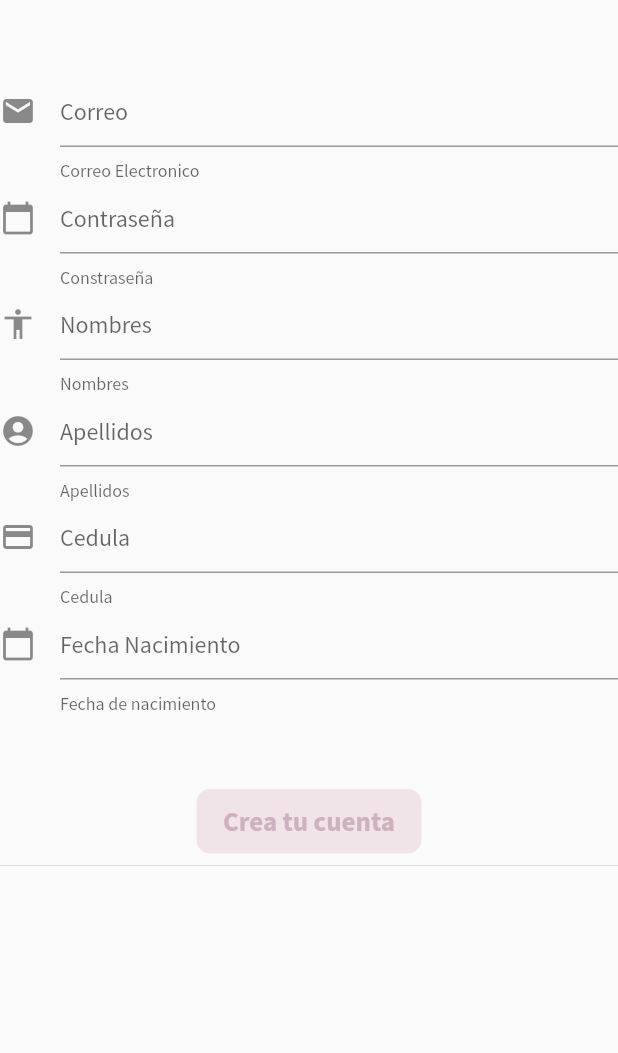
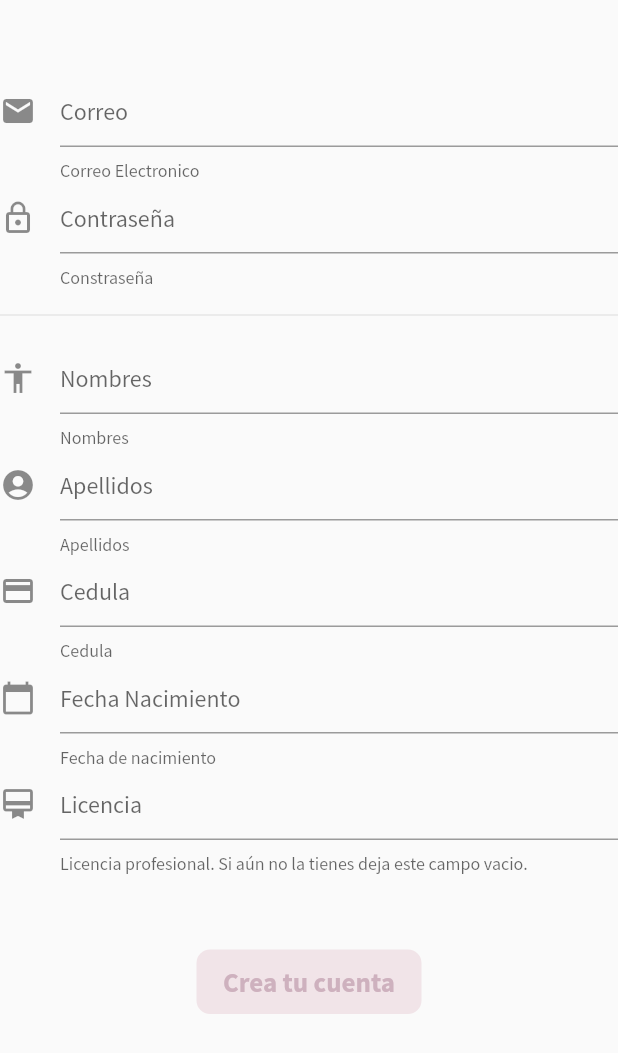
Before and after one commit to Rguarnizo/PsyBrain, a Flutter app: the screen it shows after launch, after a tap on "Crea tu cuenta", on a phone screen of 412 x 824 dp. Shown: the top 1053 px of the screen. Run offline on Flutter 3.47's test engine with Material 2 defaults, Android fonts, the phone set to English and light mode, and no system bars; our stand-ins replace cloud_firestore, firebase_auth, firebase_core, google_sign_in; accounts and stored records are empty.

Commit message:
Validación Formulario ProfSalud

```diff
--- a/lib/Pages/register_page.dart
+++ /dev/null
@@ -1,177 +0,0 @@
-import 'package:PsyBrain/models/profesional_salud.dart';
-import 'package:PsyBrain/pages/home_page.dart';
-import 'package:PsyBrain/pages/singin_page.dart';
-import 'package:PsyBrain/routes/routes.dart';
-import 'package:PsyBrain/utils/login_buttons.dart';
-import 'package:firebase_core/firebase_core.dart';
-import 'package:flutter/material.dart';
-
-
-
-class RegisterPage extends StatefulWidget {
-  RegisterPage({Key key}) : super(key: key);
-
-  @override
-  _RegisterPageState createState() => _RegisterPageState();
-}
-
-class _RegisterPageState extends State<RegisterPage> {
-  String _nombres = '';
-
-  String _apellidos = '';
-
-  String _cedula = '';
-
-  String _fechaNacimiento = '';
-
-  String _telefono = '';
-
-  String _correo = '';
-
-  String _password = '';
-
-  bool _waitRegister = false;
-
-  @override
-  void initState() {
-    super.initState();
-
-
-  }
-
-  @override
-  Widget build(BuildContext context) {
-    return Scaffold(
-      body: ListView(
-        children: [
-          SizedBox(height: 50,),
-          correoField(),
-          passwordField(),
-          nombresField(),
-          apellidosField(),
-          cedulaField(),
-          fechaNacimientoField(),
-          SizedBox(height: 50,),
-          Column(
-            children: [
-              botonAdd(context),
-              _waitRegister ? cargandoRegistro():Divider(),
-            ],
-          ),
-
-
-        ],
-      ),
-    );
-  }
-
-   Widget correoField() {
-     return TextField(
-      decoration: InputDecoration(
-        hintText: 'Correo',
-        helperText: 'Correo Electronico',
-        icon: Icon(Icons.mail),
-      ),
-      onChanged: (value) {
-        _correo = value;
-      },
-    );
-
-  }
-
-  Widget nombresField() {
-    return TextField(
-      decoration: InputDecoration(
-        hintText: 'Nombres',
-        helperText: 'Nombres',
-        icon: Icon(Icons.accessibility),
-      ),
-      onChanged: (value) => _nombres = value,
-    );
-
-  }
-
-  Widget apellidosField() {
-      return TextField(
-      decoration: InputDecoration(
-        hintText: 'Apellidos',
-        helperText: 'Apellidos',
-        icon: Icon(Icons.account_circle),
-      ),
-      onChanged: (value) => _apellidos = value,
-    );
-  }
-
-  Widget cedulaField() {
-    return TextField(
-      decoration: InputDecoration(
-        hintText: 'Cedula',
-        helperText: 'Cedula',
-        icon: Icon(Icons.credit_card),
-      ),
-      onChanged: (value) => _cedula = value,
-    );
-  }
-
-  Widget fechaNacimientoField(){
-
-    return TextField(
-      decoration: InputDecoration(
-        hintText: 'Fecha Nacimiento',
-        helperText: 'Fecha de nacimiento',
-        icon: Icon(Icons.calendar_today),
-      ),
-      onChanged: (value) {
-        _fechaNacimiento = value;
-      },
-    );
-  }
-
-  Widget botonAdd(BuildContext context) {
-    return MyButton(
-        action: () async {
-
-          setState(() {
-            _waitRegister = true;
-          });
-         final result =  await ProfesionalSalud(
-            nombres: _nombres,
-            apellidos: _apellidos,
-            cedula: _cedula,
-            fechaNacimiento: _fechaNacimiento,
-            id: _correo,
-            password: _password,
-            telefono: _telefono).guardarDatos();
-            setState(() {
-              _waitRegister = false;
-            });
-            Navigator.pushAndRemoveUntil(context, MaterialPageRoute(builder: (context) => HomePage(user: result)), (route) => false);
-
-        },
-        buttonName: 'Crea tu cuenta',
-        gradientColors: [Color(0xFFf1e4e8)],
-        textColor: Color(0xFFCEB1BE),
-        width: 150,
-        withShadow: false,
-    );
-  }
-
-  Widget passwordField() {
-    return TextField(
-      decoration: InputDecoration(
-        hintText: 'Contraseña',
-        helperText: 'Constraseña',
-        icon: Icon(Icons.calendar_today),
-      ),
-      onChanged: (value) {
-        _password = value;
-      },
-    );
-  }
-
-  Widget cargandoRegistro() {
-    return CircularProgressIndicator(
-
-    );
-  }
-}
--- /dev/null
+++ b/lib/Pages/register_page_profSalud.dart
@@ -0,0 +1,281 @@
+import 'package:PsyBrain/models/profesional_salud.dart';
+import 'package:PsyBrain/pages/home_page.dart';
+import 'package:PsyBrain/utils/login_buttons.dart';
+import 'package:PsyBrain/utils/theme_config.dart';
+import 'package:flutter/material.dart';
+
+
+
+class RegisterPageProfSalud extends StatefulWidget {
+  RegisterPageProfSalud({Key key}) : super(key: key);
+
+  @override
+  _RegisterPageStateProfSalud createState() => _RegisterPageStateProfSalud();
+}
+
+class _RegisterPageStateProfSalud extends State<RegisterPageProfSalud> {
+
+  final _formKey = GlobalKey<FormState>();
+
+  String _correo = '';
+
+  String _password = '';
+
+
+  String _nombres = '';
+  String _apellidos = '';
+  String _cedula = '';
+  String _fechaNacimiento = '';
+  String _telefono = '';
+  String _licencia = '';
+
+
+
+  bool _waitRegister = false;
+  bool _error = false;
+  String errorMessage;
+
+  @override
+  Widget build(BuildContext context) {
+    return Scaffold(
+      body: Form(
+          key: _formKey,
+          child: ListView(
+          children: [
+            SizedBox(height: 50,),
+            correoField(),
+            passwordField(),
+             Container(child: Divider(), margin: EdgeInsets.symmetric(vertical: 10),),
+            nombresField(),
+            apellidosField(),
+            cedulaField(),
+            fechaNacimientoField(),
+            licenciaField(),
+            SizedBox(height: 50,),
+            Column(
+              children: [
+                botonAdd(context),
+                SizedBox(height: 30,),
+                _waitRegister ? cargandoRegistro():Container(),
+              ],
+            ),
+            _error ? errorMSG():Container(),      //? Si hubo error lo imprime en pantalla.
+          ],
+        ),
+      ),
+    );
+  }
+
+   Widget correoField() {
+     return TextFormField(
+      decoration: InputDecoration(
+        hintText: 'Correo',
+        helperText: 'Correo Electronico',
+        icon: Icon(Icons.mail),
+      ),
+      onChanged: (value) {
+        _correo = value;
+      },
+      validator: (value){
+        if(value.isEmpty){
+          return 'Campo obligatorio';
+        }
+        return null;
+      },
+      keyboardType: TextInputType.emailAddress,
+    );
+
+  }
+
+  Widget nombresField() {
+    return TextFormField(
+      decoration: InputDecoration(
+        hintText: 'Nombres',
+        helperText: 'Nombres',
+        icon: Icon(Icons.accessibility),
+      ),
+      validator: (value){
+        if(value.isEmpty){
+          return 'Campo obligatorio';
+        }
+        return null;
+      },
+      onChanged: (value) => _nombres = value,
+    );
+
+  }
+
+  Widget apellidosField() {
+      return TextFormField(
+      decoration: InputDecoration(
+        hintText: 'Apellidos',
+        helperText: 'Apellidos',
+        icon: Icon(Icons.account_circle),
+      ),
+      validator: (value){
+        if(value.isEmpty){
+          return 'Campo obligatorio';
+        }
+        return null;
+      },
+      onChanged: (value) => _apellidos = value,
+    );
+  }
+
+  Widget cedulaField() {
+    return TextFormField(
+      decoration: InputDecoration(
+        hintText: 'Cedula',
+        helperText: 'Cedula',
+        icon: Icon(Icons.credit_card),
+      ),
+      onChanged: (value) => _cedula = value,
+      validator: (value){
+        if(value.isEmpty){
+          return 'Campo obligatorio';
+        }
+        return null;
+      },
+      keyboardType: TextInputType.number,
+    );
+  }
+
+  Widget fechaNacimientoField(){
+
+    return TextFormField(
+      decoration: InputDecoration(
+        hintText: 'Fecha Nacimiento',
+        helperText: 'Fecha de nacimiento',
+        icon: Icon(Icons.calendar_today),
+      ),
+      onChanged: (value) {
+        _fechaNacimiento = value;
+      },
+      validator: (value){
+        if(value.isEmpty){
+          return 'Campo obligatorio';
+        }
+        return null;
+      },
+    );
+  }
+
+  Widget botonAdd(BuildContext context) {
+    return MyButton(
+        action: () async {
+          //? Valida si el formulario esta bien diligenciado.
+          if(_formKey.currentState.validate()){
+          //? Cambia la variable para que se muestre que esta cargando el registro.
+          setState(() {
+            _waitRegister = true;
+          });
+
+
+            //! Crea una instancia del profesional de la salud, almacena un FireBaseUser en result si todo salió bien. Si no guarda un string.
+            final result =  await ProfesionalSalud(
+            nombres: _nombres,
+            apellidos: _apellidos,
+            cedula: _cedula,
+            fechaNacimiento: _fechaNacimiento,
+            id: _correo,
+            password: _password,
+            telefono: _telefono,
+            licencia: _licencia,
+            )
+            //! Y a esa instancia le guarda los datos en la DB de Firebase.
+            .guardarDatos();
+            //? ctrl y click para ir a la funcion
+
+
+            if(result is String ){
+              //? Algo sucedio al crear el usuario.
+                setState(() {
+              _waitRegister = false;
+              _error = true;
+              errorMessage = result;
+            });
+            }else {
+              //? Se dirige al home con el usuario que se acabó de crear.
+              Navigator.pushAndRemoveUntil(context, MaterialPageRoute(builder: (context) => HomePage(user: result)), (route) => false);
+            }
+          }
+        },
+        buttonName: 'Crea tu cuenta',
+        gradientColors: [Color(0xFFf1e4e8)],
+        textColor: Color(0xFFCEB1BE),
+        width: 150,
+        withShadow: false,
+    );
+  }
+
+  Widget passwordField() {
+    return TextFormField(
+      obscureText: true,
+      decoration: InputDecoration(
+        hintText: 'Contraseña',
+        helperText: 'Constraseña',
+        icon: Icon(Icons.lock_outline),
+      ),
+      onChanged: (value) {
+        _password = value;
+      },
+      validator: (value){
+        if(value.isEmpty){
+          return 'Campo obligatorio';
+        }
+        return null;
+      },
+    );
+  }
+
+  Widget cargandoRegistro() {
+    return CircularProgressIndicator(
+
+    );
+  }
+
+  Widget errorMSG() {
+    return Center(
+            child: Column(
+              children: [
+                Text(
+                '¡$errorMessage!',
+                 style: TextStyle(
+                color: color[900],
+                fontFamily: 'SourceSansPro',
+                fontSize: 20,
+                fontWeight: FontWeight.w400
+                //fontWeight: FontStyle.italic,
+                ),
+               ),
+              Text(
+                'Verifica que todo este correcto',
+                 style: TextStyle(
+                color: color[900],
+                fontFamily: 'SourceSansPro',
+                fontSize: 15,
+                fontWeight: FontWeight.w400
+                //fontWeight: FontStyle.italic,
+                ),
+              ),
+              ],
+            ),
+          );
+  }
+
+  licenciaField() {
+    return TextFormField(
+      decoration: InputDecoration(
+        hintText: 'Licencia',
+        helperText: 'Licencia profesional. Si aún no la tienes deja este campo vacio.',
+        icon: Icon(Icons.card_membership),
+      ),
+      onChanged: (value) {
+        _licencia = value;
+      },
+
+    );
+  }
+
+
+}
--- a/lib/models/profesional_salud.dart
+++ b/lib/models/profesional_salud.dart
@@ -12,10 +12,11 @@ class ProfesionalSalud {
   String _fechaNacimiento;
   String _telefono;
   String _cedula;
+  String _licencia;
 
 
 
-  ProfesionalSalud({id,nombres,apellidos,fechaNacimiento,telefono,cedula,password}){
+  ProfesionalSalud({id,nombres,apellidos,fechaNacimiento,telefono,cedula,password,licencia}){
     _id = id;
     _nombres = nombres;
     _apellidos = apellidos;
@@ -23,6 +24,7 @@ class ProfesionalSalud {
     _telefono = telefono;
     _cedula = cedula;
     _password = password;
+    _licencia = licencia;
   }
 
   //? Datos provenientes de un Mapa('Diccionario').
@@ -32,6 +34,7 @@ class ProfesionalSalud {
     this._fechaNacimiento = obj['fechaNacimiento'];
     this._telefono = obj['telefono'];
     this._cedula = obj['cedula'];
+    this._licencia = obj['licencia'];
   }
 
   //? Getters
@@ -51,6 +54,7 @@ class ProfesionalSalud {
       'Cedula': _cedula,
       'Fecha Nacimiento': _fechaNacimiento,
       'Telefono': _telefono,
+      'Licencia': _licencia,
     };
   }
 
@@ -68,10 +72,10 @@ class ProfesionalSalud {
   } on FirebaseAuthException catch (e) {
     if (e.code == 'weak-password') {
       print('The password provided is too weak.');
-      return 'Fallo en inicio de sesión';
+      return 'La contraseña es muy corta';
     } else if (e.code == 'email-already-in-use') {
       print('The account already exists for that email.');
-      return 'Fallo en inicio de sesión';
+      return 'El email ya esta registrado';
     }
   } catch (e) {
     print(e);
@@ -79,6 +83,7 @@ class ProfesionalSalud {
   }
 
     guardarDatosDB(profSalud);
+    profSalud.updateProfile(photoURL: 'https://www.pinclipart.com/picdir/big/213-2135777_finance-clipart-capital-resource-brain-cartoon-png-transparent.png');
 
 
     return profSalud;
@@ -94,6 +99,4 @@ class ProfesionalSalud {
 
     return profSaludData;
   }
-
-
 }
--- a/lib/routes/routes.dart
+++ b/lib/routes/routes.dart
@@ -1,7 +1,6 @@
-import 'package:PsyBrain/Pages/info_profsalud.dart';
+import 'package:PsyBrain/Pages/register_page_profSalud.dart';
 import 'package:PsyBrain/Pages/singin_page.dart';
 import 'package:PsyBrain/Pages/user_chat.dart';
-import 'package:PsyBrain/pages/register_page.dart';
 import 'package:flutter/material.dart';
 
 
@@ -13,8 +12,7 @@ Map<String,WidgetBuilder> getApplicationRoutes(){
 final rutas = <String,WidgetBuilder>{
         'SingIn'       : (BuildContext context) => SignInScreen(),
         'UserChat'     : (BuildContext context) => UserChat(),
-        'InfoProfSalud': (BuildContext context) => InfoProfSalud(),
-        'RegisterPage' : (BuildContext context) => RegisterPage(),
+        'RegisterPageProfSalud' : (BuildContext context) => RegisterPageProfSalud()
       };
 
   return rutas;
```
Also changed, not shown: lib/Pages/info_profsalud.dart (deleted, +0 -126 lines), lib/Pages/singin_page.dart (+10 -4 lines).
